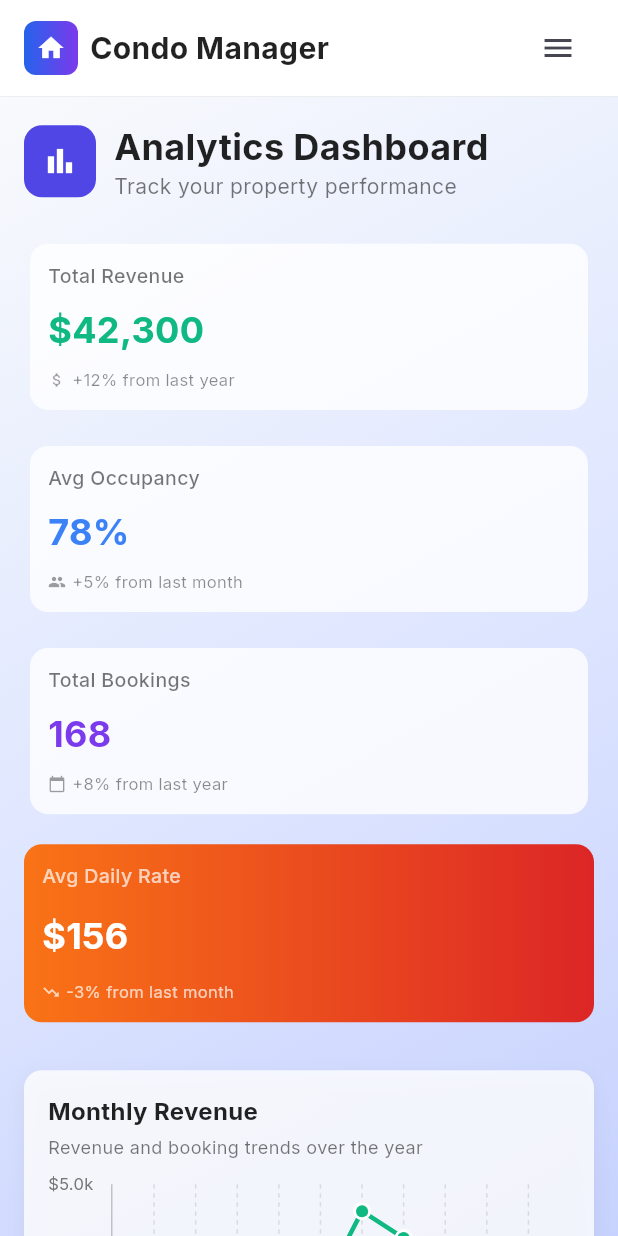
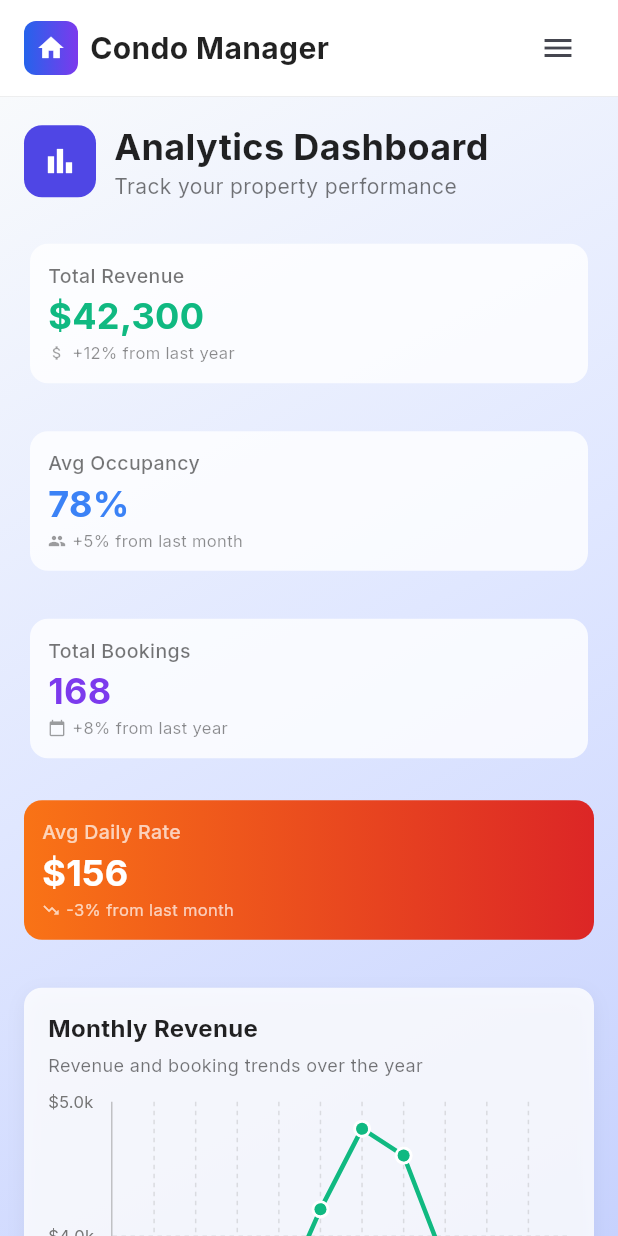
Before and after one commit to delgadjp/Raven-Nest, a Flutter app: the AnalyticsScreen screen opened by its route, on a phone screen of 412 x 824 dp. Run offline on Flutter 3.47's test engine with Material 3 defaults, Android fonts, the phone set to English and light mode, and no system bars; drawn by our look-alikes of fl_chart; our stand-ins replace go_router, google_fonts.

Commit message:
Refactor AnalyticsScreen and inventory components: Replace GridView with Wrap for responsive layout, enhance KPI and summary card presentation, and improve overall usability

```diff
--- a/lib/screens/analytics_screen.dart
+++ b/lib/screens/analytics_screen.dart
@@ -126,47 +126,63 @@ class AnalyticsScreen extends StatelessWidget {
   Widget _buildKPICards() {
     return LayoutBuilder(
       builder: (context, constraints) {
-        final isMd = constraints.maxWidth >= 900;
-        final isLg = constraints.maxWidth >= 1200;
-        int columns = 1;
-        if (isLg) {
-          columns = 4;
-        } else if (isMd) {
-          columns = 4; // mimic md:grid-cols-4
-        }
-        return GridView.count(
-          crossAxisCount: columns,
-          childAspectRatio: 3.2,
-          shrinkWrap: true,
-          physics: const NeverScrollableScrollPhysics(),
-          crossAxisSpacing: 16,
-          mainAxisSpacing: 16,
+        return Wrap(
+          spacing: 24,
+          runSpacing: 24,
           children: [
-            _buildKPICard(
+            SizedBox(
+              width: constraints.maxWidth >= 1200
+                ? (constraints.maxWidth - 72) / 4 // 4 columns with spacing
+                : constraints.maxWidth >= 900
+                  ? (constraints.maxWidth - 24) / 2 // 2 columns with spacing
+                  : constraints.maxWidth, // 1 column
+              child: _buildKPICard(
                 title: 'Total Revenue',
                 value: '\$42,300',
                 subtitle: '+12% from last year',
                 icon: Icons.attach_money,
                 iconColor: const Color(0xFF10B981),
               ),
-            _buildKPICard(
+            ),
+            SizedBox(
+              width: constraints.maxWidth >= 1200
+                ? (constraints.maxWidth - 72) / 4 // 4 columns with spacing
+                : constraints.maxWidth >= 900
+                  ? (constraints.maxWidth - 24) / 2 // 2 columns with spacing
+                  : constraints.maxWidth, // 1 column
+              child: _buildKPICard(
                 title: 'Avg Occupancy',
                 value: '78%',
                 subtitle: '+5% from last month',
                 icon: Icons.people,
                 iconColor: const Color(0xFF3B82F6),
               ),
-            _buildKPICard(
+            ),
+            SizedBox(
+              width: constraints.maxWidth >= 1200
+                ? (constraints.maxWidth - 72) / 4 // 4 columns with spacing
+                : constraints.maxWidth >= 900
+                  ? (constraints.maxWidth - 24) / 2 // 2 columns with spacing
+                  : constraints.maxWidth, // 1 column
+              child: _buildKPICard(
                 title: 'Total Bookings',
                 value: '168',
                 subtitle: '+8% from last year',
                 icon: Icons.calendar_today,
                 iconColor: const Color(0xFF7C3AED),
               ),
-            _buildKPIGradientCard(
+            ),
+            SizedBox(
+              width: constraints.maxWidth >= 1200
+                ? (constraints.maxWidth - 72) / 4 // 4 columns with spacing
+                : constraints.maxWidth >= 900
+                  ? (constraints.maxWidth - 24) / 2 // 2 columns with spacing
+                  : constraints.maxWidth, // 1 column
+              child: _buildKPIGradientCard(
                 title: 'Avg Daily Rate',
                 value: '\$156',
                 subtitle: '-3% from last month',
+              ),
             ),
           ],
         );
```
Also changed, not shown: lib/screens/housekeeping_screen.dart (+49 -13 lines), lib/screens/inventory_screen.dart (+35 -19 lines), pubspec.lock. Lines whose indentation alone changed are shown as unchanged.
